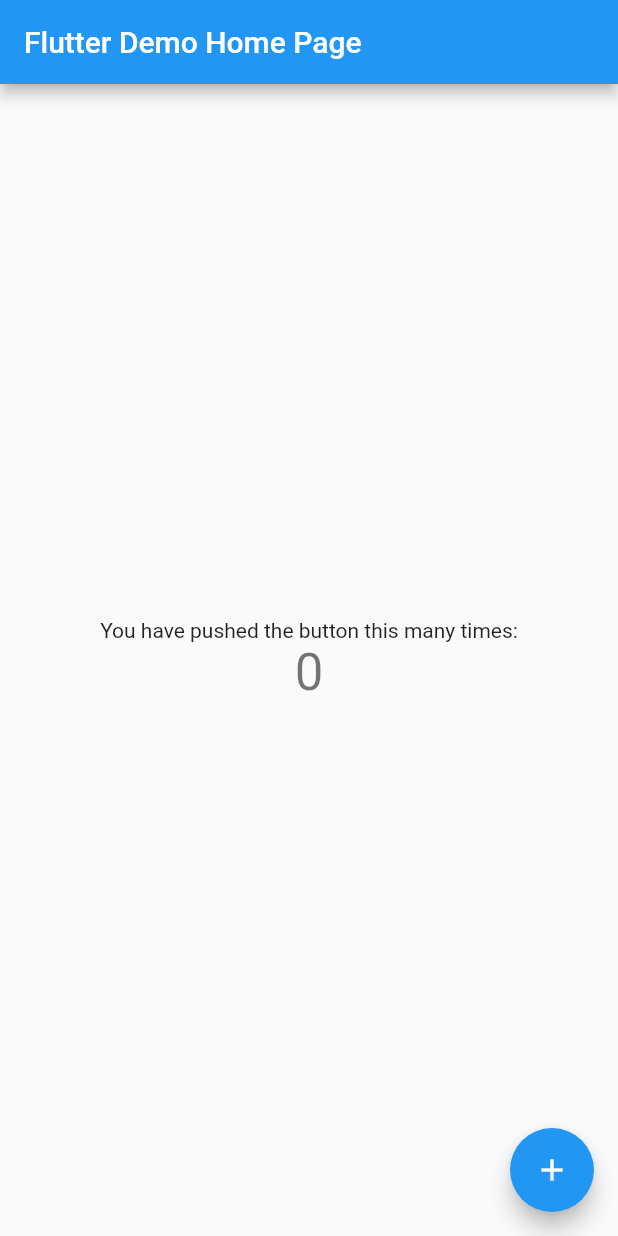
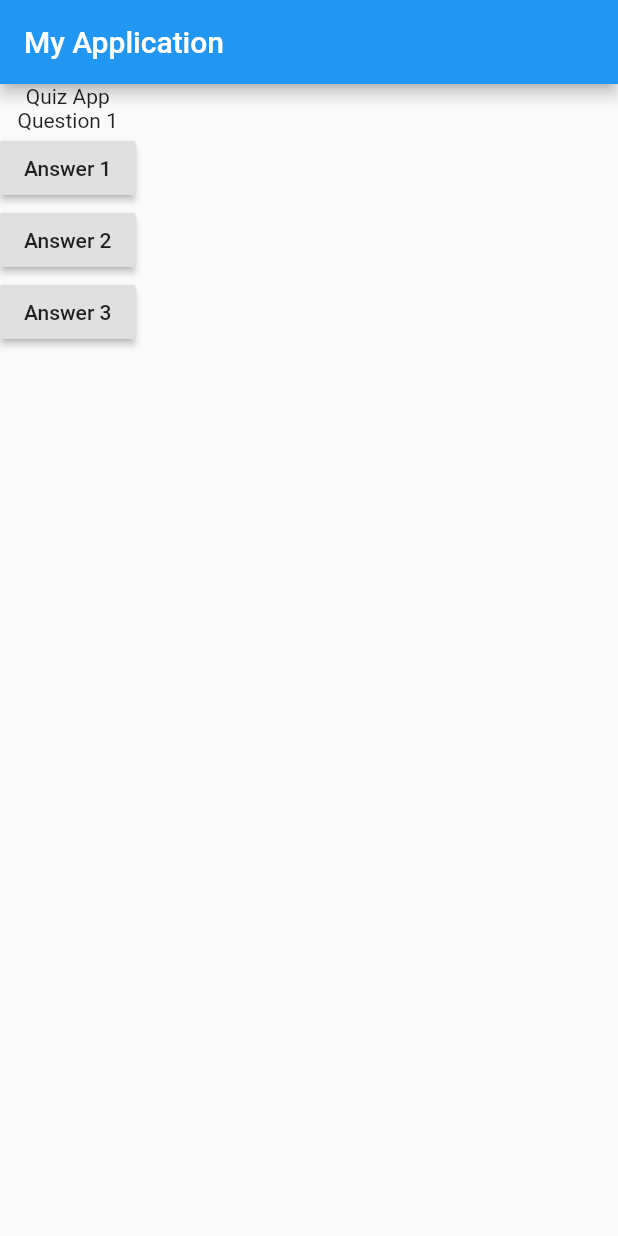
Before and after one commit to asasouza/flutter-studies, a Flutter app: the screen it shows after launch, on a phone screen of 412 x 824 dp. Run offline on Flutter 3.47's test engine with Material 2 defaults, Android fonts, the phone set to English and light mode, and no system bars.

Commit message:
Class 24 - 32

```diff
--- a/flutter_basics/lib/main.dart
+++ b/flutter_basics/lib/main.dart
@@ -1,111 +1,45 @@
 import 'package:flutter/material.dart';
 
-void main() => runApp(MyApp());
+// void main() {
+//  runApp(MainApp());
+// }
 
-class MyApp extends StatelessWidget {
-  // This widget is the root of your application.
-  @override
-  Widget build(BuildContext context) {
-    return MaterialApp(
-      title: 'Flutter Demo',
-      theme: ThemeData(
-        // This is the theme of your application.
-        //
-        // Try running your application with "flutter run". You'll see the
-        // application has a blue toolbar. Then, without quitting the app, try
-        // changing the primarySwatch below to Colors.green and then invoke
-        // "hot reload" (press "r" in the console where you ran "flutter run",
-        // or simply save your changes to "hot reload" in a Flutter IDE).
-        // Notice that the counter didn't reset back to zero; the application
-        // is not restarted.
-        primarySwatch: Colors.blue,
-      ),
-      home: MyHomePage(title: 'Flutter Demo Home Page'),
-    );
-  }
-}
+void main() => runApp(MainApp());
 
-class MyHomePage extends StatefulWidget {
-  MyHomePage({Key key, this.title}) : super(key: key);
-
-  // This widget is the home page of your application. It is stateful, meaning
-  // that it has a State object (defined below) that contains fields that affect
-  // how it looks.
-
-  // This class is the configuration for the state. It holds the values (in this
-  // case the title) provided by the parent (in this case the App widget) and
-  // used by the build method of the State. Fields in a Widget subclass are
-  // always marked "final".
-
-  final String title;
-
-  @override
-  _MyHomePageState createState() => _MyHomePageState();
-}
-
-class _MyHomePageState extends State<MyHomePage> {
-  int _counter = 0;
-
-  void _incrementCounter() {
-    setState(() {
-      // This call to setState tells the Flutter framework that something has
-      // changed in this State, which causes it to rerun the build method below
-      // so that the display can reflect the updated values. If we changed
-      // _counter without calling setState(), then the build method would not be
-      // called again, and so nothing would appear to happen.
-      _counter++;
-    });
+class MainApp extends StatelessWidget {
+  void onAnswer() {
+    print('Answer chosen');
   }
 
   @override
   Widget build(BuildContext context) {
-    // This method is rerun every time setState is called, for instance as done
-    // by the _incrementCounter method above.
-    //
-    // The Flutter framework has been optimized to make rerunning build methods
-    // fast, so that you can just rebuild anything that needs updating rather
-    // than having to individually change instances of widgets.
-    return Scaffold(
-      appBar: AppBar(
-        // Here we take the value from the MyHomePage object that was created by
-        // the App.build method, and use it to set our appbar title.
-        title: Text(widget.title),
-      ),
-      body: Center(
-        // Center is a layout widget. It takes a single child and positions it
-        // in the middle of the parent.
-        child: Column(
-          // Column is also a layout widget. It takes a list of children and
-          // arranges them vertically. By default, it sizes itself to fit its
-          // children horizontally, and tries to be as tall as its parent.
-          //
-          // Invoke "debug painting" (press "p" in the console, choose the
-          // "Toggle Debug Paint" action from the Flutter Inspector in Android
-          // Studio, or the "Toggle Debug Paint" command in Visual Studio Code)
-          // to see the wireframe for each widget.
-          //
-          // Column has various properties to control how it sizes itself and
-          // how it positions its children. Here we use mainAxisAlignment to
-          // center the children vertically; the main axis here is the vertical
-          // axis because Columns are vertical (the cross axis would be
-          // horizontal).
-          mainAxisAlignment: MainAxisAlignment.center,
-          children: <Widget>[
-            Text(
-              'You have pushed the button this many times:',
+    return MaterialApp(
+      home: Scaffold(
+        appBar: AppBar(
+          title: Text('My Application'),
+        ),
+        body: Column(
+          children: [
+            Text('Quiz App'),
+            Text('Question 1'),
+            RaisedButton(
+              child: Text('Answer 1'),
+              onPressed: onAnswer,
             ),
-            Text(
-              '$_counter',
-              style: Theme.of(context).textTheme.display1,
+            RaisedButton(
+              child: Text('Answer 2'),
+              onPressed: () => print('Answer 2 chosen'),
+            ),
+            RaisedButton(
+              child: Text('Answer 3'),
+              onPressed: () {
+                //...
+                print('Answer 3 chosen');
+              },
             ),
           ],
         ),
       ),
-      floatingActionButton: FloatingActionButton(
-        onPressed: _incrementCounter,
-        tooltip: 'Increment',
-        child: Icon(Icons.add),
-      ), // This trailing comma makes auto-formatting nicer for build methods.
     );
   }
 }
```
